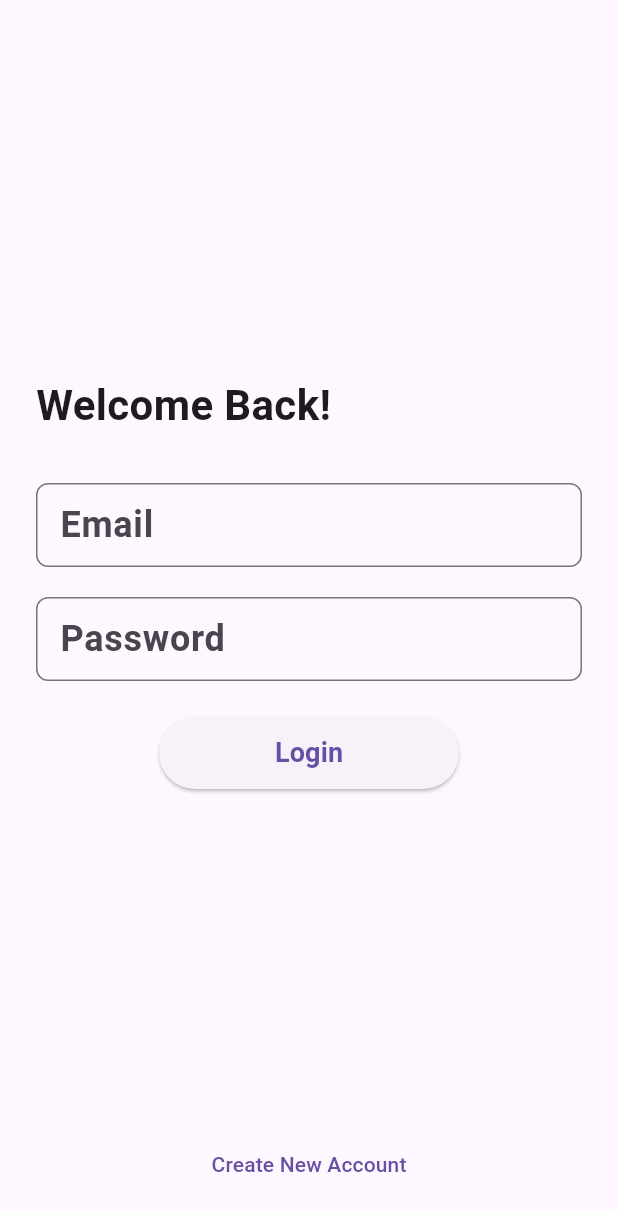
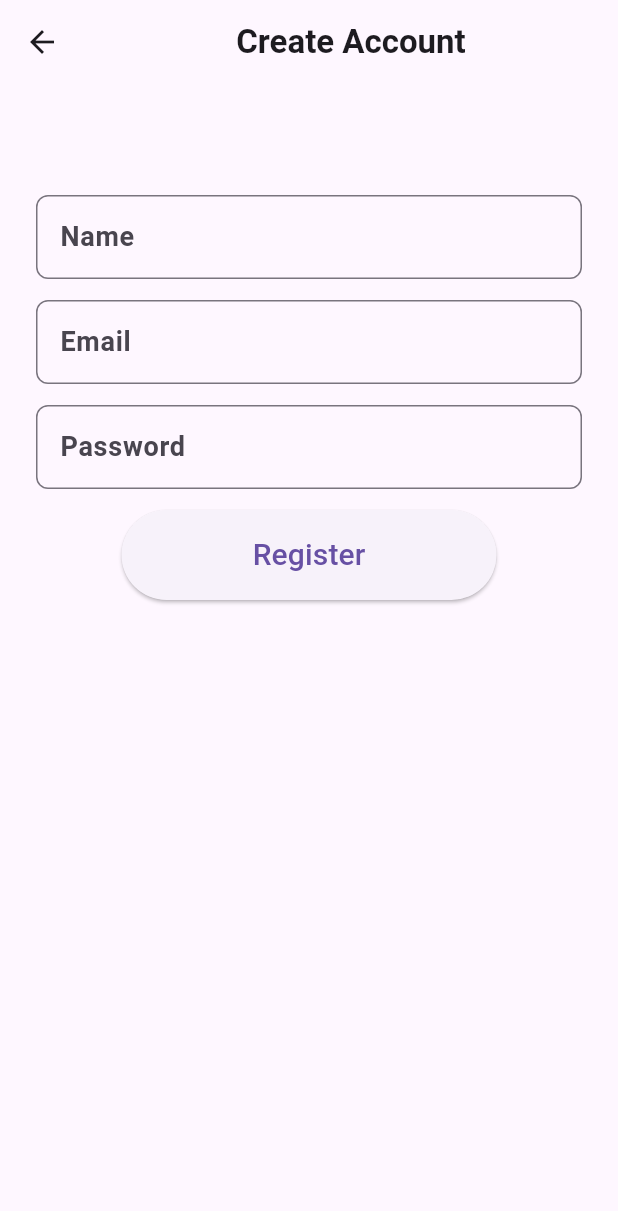
Before and after one commit to thisisouvik/AutoRoutine, a Flutter app: the screen it shows after launch, after a tap on "Create New Account", on a phone screen of 412 x 824 dp. Shown: the top 1211 px of the screen. Run offline on Flutter 3.47's test engine with Material 3 defaults, Android fonts, the phone set to English and light mode, and no system bars; our stand-ins replace equatable, flutter_bloc, flutter_dotenv, supabase_flutter; accounts and stored records are empty.

Commit message:
feat: implement RegistrationScreen and enhance AuthGate with logout functionality

```diff
--- a/lib/features/auth/presentation/auth_gate.dart
+++ b/lib/features/auth/presentation/auth_gate.dart
@@ -17,7 +17,21 @@ class AuthGate extends StatelessWidget {
           );
         }
         if (state is AuthAuthenticated) {
-          return Scaffold(body: Center(child: Text('Home Coming')));
+          return Scaffold(
+            appBar: AppBar(
+              title: const Text('Home'),
+              actions: [
+                IconButton(
+                  icon: const Icon(Icons.logout),
+                  onPressed: () {
+                    context.read<AuthCubit>().logout();
+                  },
+                  tooltip: 'Logout',
+                )
+              ],
+            ),
+            body: const Center(child: Text('Welcome! Home Coming')),
+          );
         }
         return const LoginScreen();
       },
--- a/lib/features/auth/presentation/login_screen.dart
+++ b/lib/features/auth/presentation/login_screen.dart
@@ -1,5 +1,6 @@
 import 'package:autoroutine/features/auth/cubit/auth_cubit.dart';
 import 'package:autoroutine/features/auth/cubit/auth_state.dart';
+import 'package:autoroutine/features/auth/presentation/registration_screen.dart';
 import 'package:flutter/material.dart';
 import 'package:flutter_bloc/flutter_bloc.dart';
 
@@ -104,7 +105,7 @@ class _LoginScreenState extends State<LoginScreen> {
 
                   Center(
                     child: TextButton(onPressed: () {
-                      //Registration Screen
+                      Navigator.push(context, MaterialPageRoute(builder: (_) => const RegistrationScreen()));
                     }, child: const Text('Create New Account')),
                   )
                 ],
--- /dev/null
+++ b/lib/features/auth/presentation/registration_screen.dart
@@ -0,0 +1,124 @@
+import 'package:autoroutine/features/auth/cubit/auth_cubit.dart';
+import 'package:autoroutine/features/auth/cubit/auth_state.dart';
+import 'package:flutter/material.dart';
+import 'package:flutter_bloc/flutter_bloc.dart';
+class RegistrationScreen extends StatefulWidget {
+  const RegistrationScreen({super.key});
+
+  @override
+  State<RegistrationScreen> createState() => _RegistrationScreenState();
+}
+
+class _RegistrationScreenState extends State<RegistrationScreen> {
+  final _namecontroller = TextEditingController();
+  final _emailcontroller = TextEditingController();
+  final _passwordcontroller = TextEditingController();
+
+  @override
+  void dispose() {
+    _namecontroller.dispose();
+    _emailcontroller.dispose();
+    _passwordcontroller.dispose();
+    super.dispose();
+  }
+
+  void _onRegisterPressed() {
+    final name = _namecontroller.text.trim();
+    final email = _emailcontroller.text.trim();
+    final password = _passwordcontroller.text.trim();
+
+    if (name.isEmpty || email.isEmpty || password.isEmpty) {
+      ScaffoldMessenger.of(
+        context,
+      ).showSnackBar(const SnackBar(content: Text('All fields are required ')));
+    }
+
+    if (password.length < 6) {
+      ScaffoldMessenger.of(context).showSnackBar(
+        const SnackBar(
+          content: Text('Password must be greater than 6 characters'),
+        ),
+      );
+    }
+    return;
+  }
+
+  @override
+  Widget build(BuildContext context) {
+    return Scaffold(
+      appBar: AppBar(title : Center(child: const Text('Create Account', style: TextStyle(fontWeight: FontWeight.bold),))),
+      body:
+        Padding(
+          padding: EdgeInsetsGeometry.all(24),
+          child: BlocConsumer<AuthCubit, AuthState>(
+            listener: (context, state) {
+              if (state is AuthError) {
+                ScaffoldMessenger.of(
+                  context,
+                ).showSnackBar(SnackBar(content: Text(state.message)));
+              }
+            },
+
+            builder: (context, state) {
+              final isLoading = state is AuthLoading;
+              return Column(
+                crossAxisAlignment: CrossAxisAlignment.center,
+                children: [
+
+                  const SizedBox(height: 50),
+
+                  TextField(
+                    controller: _namecontroller,
+                    keyboardType: TextInputType.name,
+                    decoration: InputDecoration(
+                      label: Text("Name", style: TextStyle(fontWeight: FontWeight.w600, fontSize: 18),),
+                      border: OutlineInputBorder(borderRadius: BorderRadius.circular(8))
+                    ),
+                  ),
+
+                  const SizedBox(height: 14),
+
+                  TextField(
+                    controller: _emailcontroller,
+                    keyboardType: TextInputType.emailAddress,
+                    decoration: InputDecoration(
+                      label: Text("Email", style: TextStyle(fontWeight: FontWeight.w600, fontSize: 18),),
+                      border: OutlineInputBorder(borderRadius: BorderRadius.circular(8))
+                    ),
+                  ),
+
+                  const SizedBox(height: 14),
+
+                  TextField(
+                    controller: _passwordcontroller,
+                    keyboardType: TextInputType.visiblePassword,
+                    decoration: InputDecoration(
+                      label: Text("Password", style: TextStyle(fontWeight: FontWeight.w600, fontSize: 18),),
+                      border: OutlineInputBorder(borderRadius: BorderRadius.circular(8)),
+                    ),
+                  ),
+
+                  const SizedBox(height: 14,),
+
+                  SizedBox(
+                    width: 250,
+                    height: 60,
+                    child: ElevatedButton(
+                      onPressed: isLoading ? null : _onRegisterPressed,
+                      child: isLoading
+                      ? CircularProgressIndicator(
+                        backgroundColor: const Color.fromARGB(255, 226, 216, 216),
+                        strokeWidth: 2,
+                      )
+                      : Center(child: const Text('Register', style: TextStyle(fontSize: 20),))
+                      ),
+                  ),
+
+                ],
+              );
+            },
+          ),
+        ),
+    );
+  }
+}
```
